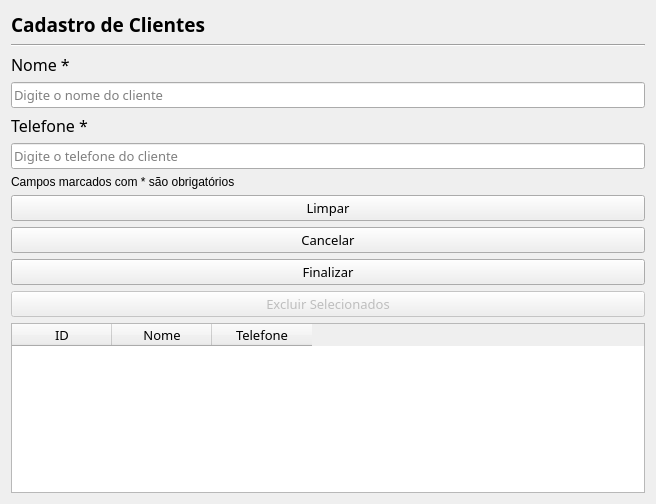
The window that view/cadastroclientes.ui (imora97/Sistema-para-doceria) describes before a commit, drawn with Qt 5.
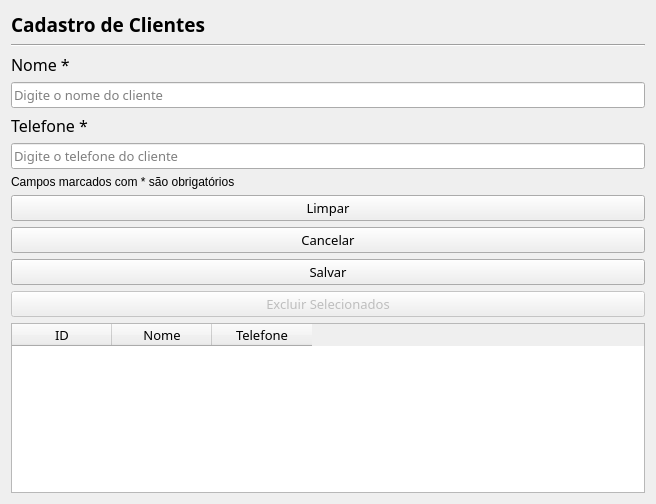
The same window after the commit.

The edit to the form file:
```diff
--- a/view/cadastroclientes.ui
+++ b/view/cadastroclientes.ui
@@ -130,7 +130,7 @@
       </font>
      </property>
      <property name="text">
-      <string>Finalizar</string>
+      <string>Salvar</string>
      </property>
     </widget>
    </item>
```
Left out of the diff: 2 changed lines with no effect on the pictures.
